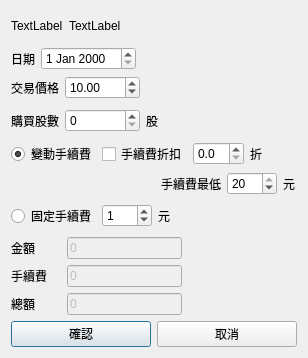
This is QtStockRegularTradingEditDialog.ui in foxking0416/PythonStockPrice as Qt 5 draws it before an edit. The edited form follows.
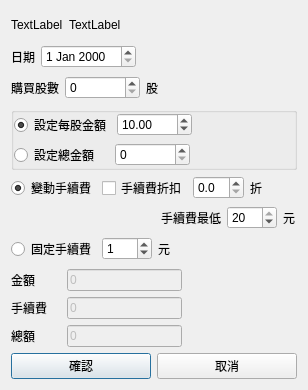
This is the edited form.

Diff of the .ui file:
```diff
--- a/QtStockRegularTradingEditDialog.ui
+++ b/QtStockRegularTradingEditDialog.ui
@@ -7,7 +7,7 @@
     <x>0</x>
     <y>0</y>
     <width>308</width>
-    <height>358</height>
+    <height>390</height>
    </rect>
   </property>
   <property name="sizePolicy">
@@ -19,13 +19,13 @@
   <property name="minimumSize">
    <size>
     <width>308</width>
-    <height>358</height>
+    <height>390</height>
    </size>
   </property>
   <property name="maximumSize">
    <size>
-    <width>308</width>
-    <height>358</height>
+    <width>318</width>
+    <height>390</height>
    </size>
   </property>
   <property name="windowTitle">
@@ -90,46 +90,6 @@
      </item>
     </layout>
    </item>
-   <item>
-    <layout class="QHBoxLayout" name="horizontalLayout_3">
-     <item>
-      <widget class="QLabel" name="label_2">
-       <property name="text">
-        <string>交易價格</string>
-       </property>
-      </widget>
-     </item>
-     <item>
-      <widget class="QDoubleSpinBox" name="qtPriceDoubleSpinBox">
-       <property name="minimumSize">
-        <size>
-         <width>75</width>
-         <height>0</height>
-        </size>
-       </property>
-       <property name="maximum">
-        <double>9999.989999999999782</double>
-       </property>
-       <property name="value">
-        <double>10.000000000000000</double>
-       </property>
-      </widget>
-     </item>
-     <item>
-      <spacer name="horizontalSpacer_4">
-       <property name="orientation">
-        <enum>Qt::Horizontal</enum>
-       </property>
-       <property name="sizeHint" stdset="0">
-        <size>
-         <width>40</width>
-         <height>20</height>
-        </size>
-       </property>
-      </spacer>
-     </item>
-    </layout>
-   </item>
    <item>
     <layout class="QHBoxLayout" name="horizontalLayout_6">
      <item>
@@ -151,7 +111,7 @@
         </size>
        </property>
        <property name="maximum">
-        <number>99999</number>
+        <number>999999</number>
        </property>
       </widget>
      </item>
@@ -177,6 +137,116 @@
      </item>
     </layout>
    </item>
+   <item>
+    <widget class="QGroupBox" name="groupBox">
+     <property name="title">
+      <string/>
+     </property>
+     <layout class="QVBoxLayout" name="verticalLayout_2">
+      <property name="spacing">
+       <number>6</number>
+      </property>
+      <property name="leftMargin">
+       <number>0</number>
+      </property>
+      <property name="topMargin">
+       <number>0</number>
+      </property>
+      <property name="rightMargin">
+       <number>0</number>
+      </property>
+      <property name="bottomMargin">
+       <number>0</number>
+      </property>
+      <item>
+       <layout class="QHBoxLayout" name="horizontalLayout_3">
+        <item>
+         <widget class="QRadioButton" name="qtPerSharePriceRadioButton">
+          <property name="text">
+           <string>設定每股金額</string>
+          </property>
+          <property name="checked">
+           <bool>true</bool>
+          </property>
+         </widget>
+        </item>
+        <item>
+         <widget class="QDoubleSpinBox" name="qtPerSharePriceDoubleSpinBox">
+          <property name="minimumSize">
+           <size>
+            <width>75</width>
+            <height>0</height>
+           </size>
+          </property>
+          <property name="maximum">
+           <double>9999.989999999999782</double>
+          </property>
+          <property name="value">
+           <double>10.000000000000000</double>
+          </property>
+         </widget>
+        </item>
+        <item>
+         <spacer name="horizontalSpacer_4">
+          <property name="orientation">
+           <enum>Qt::Horizontal</enum>
+          </property>
+          <property name="sizeHint" stdset="0">
+           <size>
+            <width>40</width>
+            <height>20</height>
+           </size>
+          </property>
+         </spacer>
+        </item>
+       </layout>
+      </item>
+      <item>
+       <layout class="QHBoxLayout" name="horizontalLayout_8">
+        <item>
+         <widget class="QRadioButton" name="qtTotalPriceRadioButton">
+          <property name="minimumSize">
+           <size>
+            <width>95</width>
+            <height>0</height>
+           </size>
+          </property>
+          <property name="text">
+           <string>設定總金額</string>
+          </property>
+         </widget>
+        </item>
+        <item>
+         <widget class="QSpinBox" name="qtTotalPriceSpinBox">
+          <property name="minimumSize">
+           <size>
+            <width>75</width>
+            <height>0</height>
+           </size>
+          </property>
+          <property name="maximum">
+           <number>99999999</number>
+          </property>
+         </widget>
+        </item>
+        <item>
+         <spacer name="horizontalSpacer_7">
+          <property name="orientation">
+           <enum>Qt::Horizontal</enum>
+          </property>
+          <property name="sizeHint" stdset="0">
+           <size>
+            <width>40</width>
+            <height>20</height>
+           </size>
+          </property>
+         </spacer>
+        </item>
+       </layout>
+      </item>
+     </layout>
+    </widget>
+   </item>
    <item>
     <layout class="QVBoxLayout" name="verticalLayout_4">
      <item>
```
